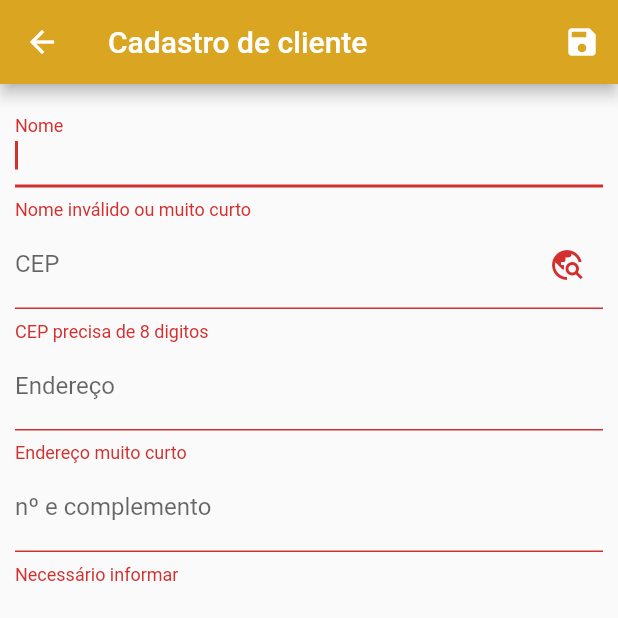
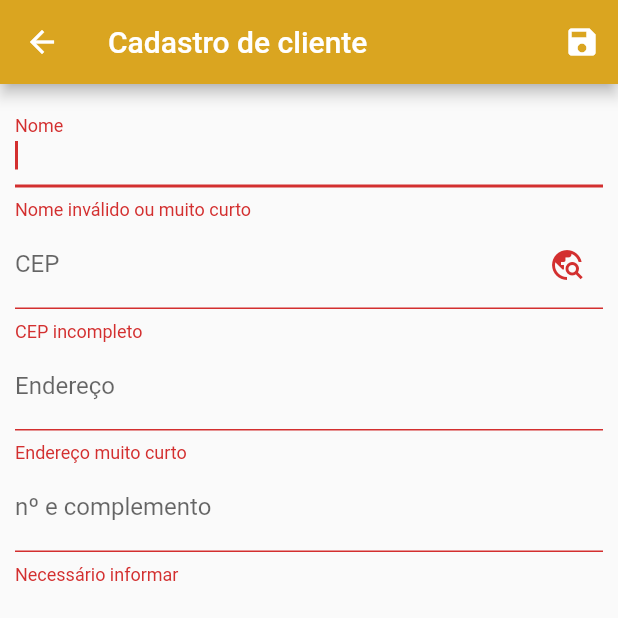
Before and after one commit to RonnieAguiar/GesF, a Flutter app: the ClienteForm screen opened by its route, after a tap on the "save" icon, on a phone screen of 412 x 824 dp, the top half of it. Run offline on Flutter 3.47's test engine with Material 2 defaults, Android fonts, the phone set to English and light mode, and no system bars; our stand-ins replace brasil_fields; missing offline and left inert: maps_launcher.

Commit message:
Inserido mascara no campo CEP
Usado o pacote brasil_fields

```diff
--- a/lib/views/cliente_form.dart
+++ b/lib/views/cliente_form.dart
@@ -1,5 +1,4 @@
-import 'dart:async';
-
+import 'package:brasil_fields/brasil_fields.dart';
 import 'package:flutter/material.dart';
 import 'package:flutter/services.dart';
 import 'package:medicao/models/cliente_model.dart';
@@ -91,8 +90,8 @@ class _ClienteFormState extends State<ClienteForm> {
                 TextFormField(
                   onSaved: (value) => _formData["cep"] = value!,
                   validator: (value) {
-                    return value!.trim().isEmpty || value.length < 8
-                        ? "CEP precisa de 8 digitos"
+                    return value!.trim().isEmpty || value.length < 10
+                        ? "CEP incompleto"
                         : null;
                   },
                   controller: _cepController,
@@ -102,13 +101,13 @@ class _ClienteFormState extends State<ClienteForm> {
                       icon: Icon(Icons.travel_explore),
                       onPressed: () async {
                         if (_cepController.text.trim().isEmpty ||
-                            _cepController.text.length < 8) {
+                            _cepController.text.length < 10) {
                           showDialog(
                               context: context,
                               builder: (ctx) => AlertDialog(
                                     title: Text("Consulta CEP"),
                                     content: Text(
-                                      'CEP precisa conter 8 digitos',
+                                      'CEP incompleto',
                                       style:
                                           TextStyle(color: Colors.red.shade700),
                                     ),
@@ -121,7 +120,9 @@ class _ClienteFormState extends State<ClienteForm> {
                                   ));
                         } else {
                           // FIXME tratar resposta para cep incorreto
-                          final cep = _cepController.text;
+                          final cep = _cepController.text
+                              .replaceAll(RegExp(r'[^\w\s]+'), '');
+                          print(cep);
                           try {
                             final resultadoCep =
                                 await ViaCep.fetchCep(cep: cep);
@@ -153,7 +154,7 @@ class _ClienteFormState extends State<ClienteForm> {
                   keyboardType: TextInputType.number,
                   inputFormatters: [
                     FilteringTextInputFormatter.digitsOnly,
-                    LengthLimitingTextInputFormatter(8),
+                    CepInputFormatter(),
                   ],
                 ),
                 TextFormField(
--- a/pubspec.yaml
+++ b/pubspec.yaml
@@ -30,6 +30,7 @@ dependencies:
   cupertino_icons: ^1.0.2
   maps_launcher: ^2.0.1
   http: ^0.13.4
+  brasil_fields: ^1.2.0
   provider:
 
 dev_dependencies:
```
Also changed, not shown: pubspec.lock.
